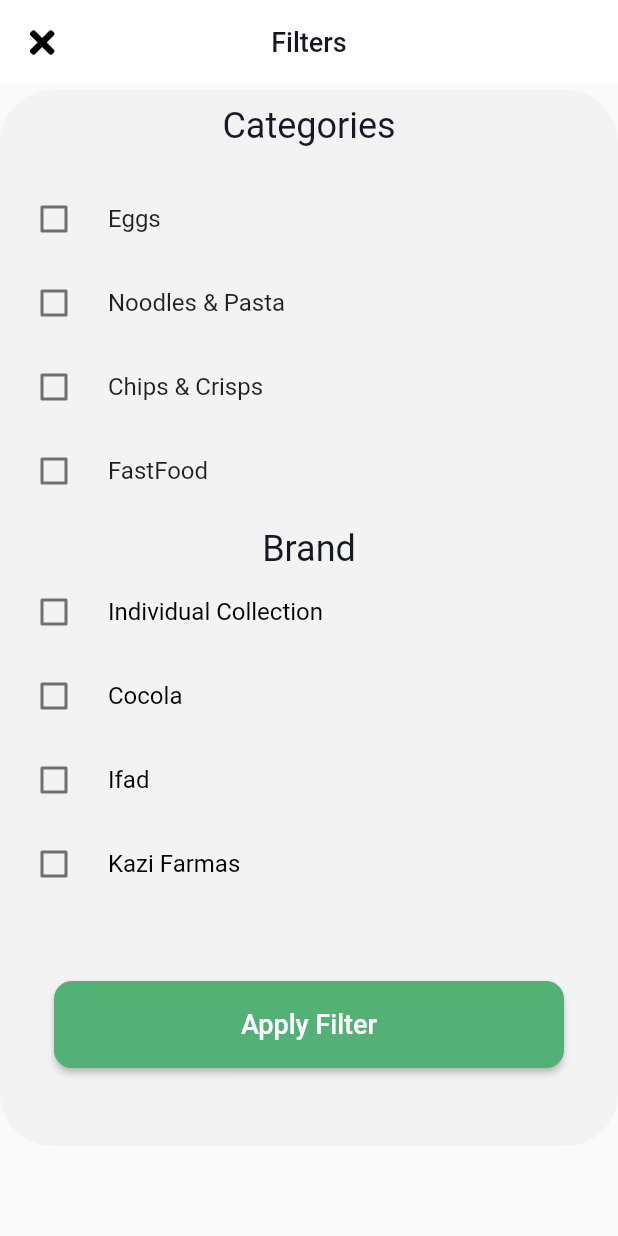
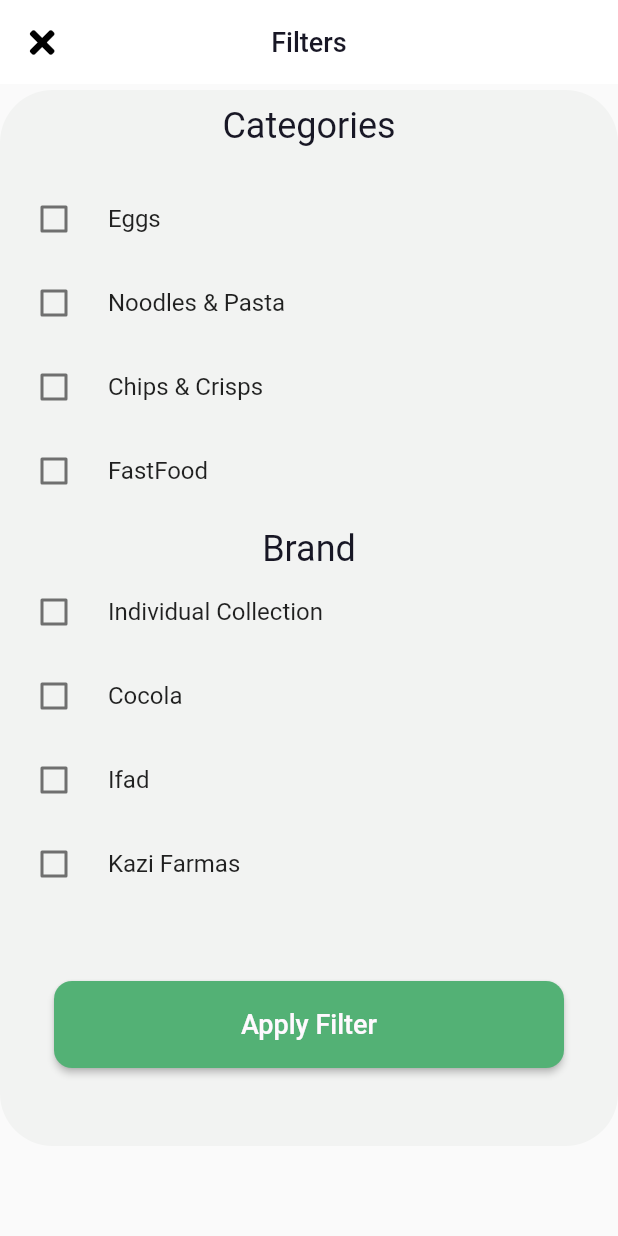
Before and after one commit to FaisalIslam26/GroceryApp, a Flutter app: the filterScreen screen opened directly, on a phone screen of 412 x 824 dp. Run offline on Flutter 3.47's test engine with Material 2 defaults, Android fonts, the phone set to English and light mode, and no system bars; our stand-ins replace font_awesome_flutter.

Commit message:
this is my second commit

```diff
--- a/lib/filterscreen.dart
+++ b/lib/filterscreen.dart
@@ -14,7 +14,6 @@ class filterScreen extends StatefulWidget {
 
 class _filterScreenState extends State<filterScreen> {
   bool isTap = false;
-  bool isclick = true;
 
   Map<String, bool> categories = {
     'Eggs': false,
@@ -58,7 +57,6 @@ class _filterScreenState extends State<filterScreen> {
           mainAxisAlignment: MainAxisAlignment.start,
           children: [
             Expanded(
-              flex: 1,
               child: Container(
                 width: double.infinity,
                 height: 680,
@@ -86,12 +84,8 @@ class _filterScreenState extends State<filterScreen> {
                             .map((ItemName) => CheckboxListTile(
                                   autofocus: true,
                                   selected: false,
-                                  tristate: true,
-
-                                  // dense: true,
                                   tileColor: Colors.red,
                                   activeColor: Colors.green,
-                                  checkColor: Colors.white,
                                   shape: RoundedRectangleBorder(
                                       borderRadius: BorderRadius.all(
                                           Radius.circular(8.0))),
@@ -123,10 +117,6 @@ class _filterScreenState extends State<filterScreen> {
                                         ListTileControlAffinity.leading,
                                     title: Text(
                                       ItemName,
-                                      style: TextStyle(
-                                          color: isTap
-                                              ? Colors.green
-                                              : Colors.black),
                                     ),
                                     value: brand[ItemName],
                                     onChanged: (bool? value) {
--- a/lib/main.dart
+++ b/lib/main.dart
@@ -15,8 +15,8 @@ class MyApp extends StatelessWidget {
     return MaterialApp(
       debugShowCheckedModeBanner: false,
       title: title,
-      // home: filterScreen(),
-      home: AccountScreen(),
+      home: filterScreen(),
+      // home: AccountScreen(),
     );
   }
 }
```
